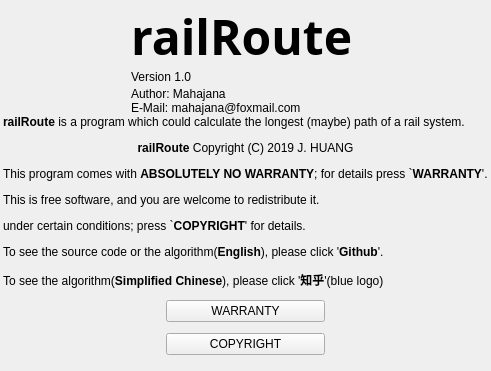
Above: about.ui from novolife/railRoute before the change. Below: the same form after it.
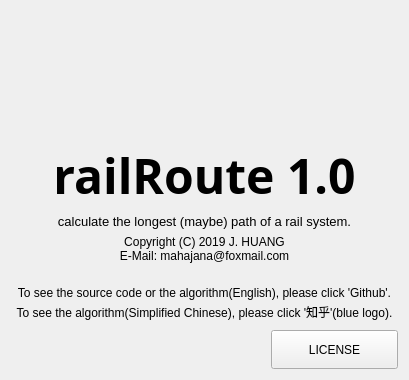
That is the form after the change. Icons and pictures are not drawn. Custom widgets are drawn as their Qt base class.

Patch:
```diff
--- a/about.ui
+++ b/about.ui
@@ -9,12 +9,12 @@
    <rect>
     <x>0</x>
     <y>0</y>
-    <width>486</width>
-    <height>371</height>
+    <width>409</width>
+    <height>380</height>
    </rect>
   </property>
   <property name="sizePolicy">
-   <sizepolicy hsizetype="Preferred" vsizetype="Preferred">
+   <sizepolicy hsizetype="Fixed" vsizetype="Fixed">
     <horstretch>0</horstretch>
     <verstretch>0</verstretch>
    </sizepolicy>
@@ -27,49 +27,38 @@
   <property name="windowTitle">
    <string>About</string>
   </property>
-  <layout class="QVBoxLayout" name="verticalLayout_5">
-   <property name="spacing">
-    <number>0</number>
-   </property>
-   <property name="leftMargin">
-    <number>3</number>
-   </property>
-   <property name="topMargin">
-    <number>3</number>
-   </property>
-   <property name="rightMargin">
-    <number>3</number>
-   </property>
-   <property name="bottomMargin">
-    <number>3</number>
-   </property>
+  <property name="windowIcon">
+   <iconset resource="res.qrc">
+    <normaloff>:/res/img/logo/logo.ico</normaloff>:/res/img/logo/logo.ico</iconset>
+  </property>
+  <layout class="QVBoxLayout" name="verticalLayout_3">
    <item>
-    <layout class="QVBoxLayout" name="verticalLayout_4">
+    <layout class="QVBoxLayout" name="verticalLayout">
      <property name="spacing">
-      <number>0</number>
+      <number>3</number>
      </property>
      <item>
-      <layout class="QHBoxLayout" name="horizontalLayout_2">
-       <property name="spacing">
-        <number>0</number>
-       </property>
-       <property name="bottomMargin">
-        <number>0</number>
-       </property>
+      <layout class="QHBoxLayout" name="horizontalLayout_6">
        <item>
         <widget class="QLabel" name="label">
          <property name="sizePolicy">
-          <sizepolicy hsizetype="Preferred" vsizetype="Preferred">
+          <sizepolicy hsizetype="Expanding" vsizetype="Expanding">
            <horstretch>0</horstretch>
            <verstretch>0</verstretch>
           </sizepolicy>
          </property>
-         <property name="maximumSize">
+         <property name="minimumSize">
           <size>
            <width>128</width>
            <height>128</height>
           </size>
          </property>
+         <property name="maximumSize">
+          <size>
+           <width>16777215</width>
+           <height>16777215</height>
+          </size>
+         </property>
          <property name="styleSheet">
           <string notr="true">image: url(:/res/img/logo/logo.png);</string>
          </property>
@@ -87,22 +76,10 @@
          </property>
         </widget>
        </item>
+      </layout>
+     </item>
        <item>
-        <layout class="QVBoxLayout" name="verticalLayout_3" stretch="1,10">
-         <property name="spacing">
-          <number>3</number>
-         </property>
-         <property name="bottomMargin">
-          <number>0</number>
-         </property>
-         <item>
-          <layout class="QVBoxLayout" name="verticalLayout">
-           <property name="spacing">
-            <number>0</number>
-           </property>
-           <property name="bottomMargin">
-            <number>0</number>
-           </property>
+      <layout class="QHBoxLayout" name="horizontalLayout_4">
            <item>
             <widget class="QLabel" name="railRoute">
              <property name="sizePolicy">
@@ -120,10 +97,10 @@
               </font>
              </property>
              <property name="text">
-              <string>railRoute</string>
+          <string>railRoute 1.0</string>
              </property>
              <property name="alignment">
-              <set>Qt::AlignLeading|Qt::AlignLeft|Qt::AlignTop</set>
+          <set>Qt::AlignHCenter|Qt::AlignTop</set>
              </property>
              <property name="margin">
               <number>0</number>
@@ -133,32 +110,40 @@
              </property>
             </widget>
            </item>
+      </layout>
+     </item>
            <item>
-            <widget class="QLabel" name="version">
-             <property name="sizePolicy">
-              <sizepolicy hsizetype="Minimum" vsizetype="Preferred">
-               <horstretch>0</horstretch>
-               <verstretch>0</verstretch>
-              </sizepolicy>
+      <widget class="QLabel" name="introlabel">
+       <property name="minimumSize">
+        <size>
+         <width>0</width>
+         <height>20</height>
+        </size>
+       </property>
+       <property name="font">
+        <font>
+         <pointsize>10</pointsize>
+        </font>
              </property>
              <property name="text">
-              <string>Version 1.0</string>
+        <string>calculate the longest (maybe) path of a rail system.</string>
              </property>
              <property name="alignment">
-              <set>Qt::AlignLeading|Qt::AlignLeft|Qt::AlignTop</set>
+        <set>Qt::AlignCenter</set>
              </property>
              <property name="textInteractionFlags">
-              <set>Qt::NoTextInteraction</set>
-             </property>
-            </widget>
-           </item>
-          </layout>
+        <set>Qt::TextSelectableByMouse</set>
+       </property>
+      </widget>
          </item>
          <item>
           <layout class="QVBoxLayout" name="verticalLayout_2">
            <property name="spacing">
             <number>0</number>
            </property>
+       <property name="bottomMargin">
+        <number>20</number>
+       </property>
            <item>
             <widget class="QLabel" name="author">
              <property name="sizePolicy">
@@ -168,7 +153,10 @@
               </sizepolicy>
              </property>
              <property name="text">
-              <string>Author: Mahajana</string>
+          <string>Copyright (C) 2019 J. HUANG</string>
+         </property>
+         <property name="alignment">
+          <set>Qt::AlignCenter</set>
              </property>
              <property name="textInteractionFlags">
               <set>Qt::TextSelectableByKeyboard|Qt::TextSelectableByMouse</set>
@@ -186,6 +174,9 @@
              <property name="text">
               <string>E-Mail: mahajana@foxmail.com</string>
              </property>
+         <property name="alignment">
+          <set>Qt::AlignCenter</set>
+         </property>
              <property name="textInteractionFlags">
               <set>Qt::TextSelectableByKeyboard|Qt::TextSelectableByMouse</set>
              </property>
@@ -193,46 +184,35 @@
            </item>
           </layout>
          </item>
-        </layout>
-       </item>
-      </layout>
-     </item>
      <item>
-      <widget class="QLabel" name="label_2">
-       <property name="sizePolicy">
-        <sizepolicy hsizetype="Preferred" vsizetype="Expanding">
-         <horstretch>0</horstretch>
-         <verstretch>0</verstretch>
-        </sizepolicy>
+      <widget class="QLabel" name="githubGuide">
+       <property name="text">
+        <string>To see the source code or the algorithm(English), please click 'Github'.</string>
        </property>
-       <property name="font">
-        <font>
-         <pointsize>10</pointsize>
-        </font>
+       <property name="alignment">
+        <set>Qt::AlignCenter</set>
        </property>
+      </widget>
+     </item>
+     <item>
+      <widget class="QLabel" name="zhihuGuide">
        <property name="text">
-        <string>&lt;html&gt;&lt;head/&gt;&lt;body&gt;&lt;p&gt;&lt;span style=&quot; font-size:9pt; font-weight:600;&quot;&gt;railRoute&lt;/span&gt;&lt;span style=&quot; font-size:9pt;&quot;&gt; is a program which could calculate the longest (maybe) path of a rail system.&lt;/span&gt;&lt;/p&gt;&lt;p align=&quot;center&quot;&gt;&lt;span style=&quot; font-size:9pt; font-weight:600;&quot;&gt;railRoute&lt;/span&gt;&lt;span style=&quot; font-size:9pt;&quot;&gt; Copyright (C) 2019 J. HUANG&lt;/span&gt;&lt;/p&gt;&lt;p&gt;&lt;span style=&quot; font-size:9pt;&quot;&gt;This program comes with &lt;/span&gt;&lt;span style=&quot; font-size:9pt; font-weight:600;&quot;&gt;ABSOLUTELY NO WARRANTY&lt;/span&gt;&lt;span style=&quot; font-size:9pt;&quot;&gt;; for details press `&lt;/span&gt;&lt;span style=&quot; font-size:9pt; font-weight:600;&quot;&gt;WARRANTY&lt;/span&gt;&lt;span style=&quot; font-size:9pt;&quot;&gt;'.&lt;/span&gt;&lt;/p&gt;&lt;p&gt;&lt;span style=&quot; font-size:9pt;&quot;&gt;This is free software, and you are welcome to redistribute it.&lt;/span&gt;&lt;/p&gt;&lt;p&gt;&lt;span style=&quot; font-size:9pt;&quot;&gt;under certain conditions; press `&lt;/span&gt;&lt;span style=&quot; font-size:9pt; font-weight:600;&quot;&gt;COPYRIGHT&lt;/span&gt;&lt;span style=&quot; font-size:9pt;&quot;&gt;' for details.&lt;/span&gt;&lt;/p&gt;&lt;p&gt;&lt;span style=&quot; font-size:9pt;&quot;&gt;To see the source code or the algorithm(&lt;/span&gt;&lt;span style=&quot; font-size:9pt; font-weight:600;&quot;&gt;English&lt;/span&gt;&lt;span style=&quot; font-size:9pt;&quot;&gt;), please click '&lt;/span&gt;&lt;span style=&quot; font-size:9pt; font-weight:600;&quot;&gt;Github&lt;/span&gt;&lt;span style=&quot; font-size:9pt;&quot;&gt;'.&lt;/span&gt;&lt;/p&gt;&lt;p&gt;&lt;span style=&quot; font-size:9pt;&quot;&gt;To see the algorithm(&lt;/span&gt;&lt;span style=&quot; font-size:9pt; font-weight:600;&quot;&gt;Simplified Chinese&lt;/span&gt;&lt;span style=&quot; font-size:9pt;&quot;&gt;), please click '&lt;/span&gt;&lt;span style=&quot; font-size:9pt; font-weight:600;&quot;&gt;知乎&lt;/span&gt;&lt;span style=&quot; font-size:9pt;&quot;&gt;'(blue logo)&lt;/span&gt;&lt;/p&gt;&lt;/body&gt;&lt;/html&gt;</string>
+        <string>To see the algorithm(Simplified Chinese), please click '知乎'(blue logo).</string>
        </property>
-       <property name="textInteractionFlags">
-        <set>Qt::LinksAccessibleByMouse</set>
+       <property name="alignment">
+        <set>Qt::AlignCenter</set>
        </property>
       </widget>
      </item>
      <item>
-      <layout class="QHBoxLayout" name="horizontalLayout">
-       <property name="spacing">
-        <number>3</number>
-       </property>
+      <layout class="QHBoxLayout" name="horizontalLayout_3">
        <property name="topMargin">
-        <number>3</number>
-       </property>
-       <property name="bottomMargin">
-        <number>3</number>
+        <number>6</number>
        </property>
        <item>
         <widget class="clickLabel" name="zhihuLabel">
          <property name="sizePolicy">
-          <sizepolicy hsizetype="Minimum" vsizetype="Preferred">
+          <sizepolicy hsizetype="Preferred" vsizetype="MinimumExpanding">
            <horstretch>0</horstretch>
            <verstretch>0</verstretch>
           </sizepolicy>
@@ -249,30 +229,15 @@
          <property name="margin">
           <number>0</number>
          </property>
-        </widget>
-       </item>
-       <item>
-        <layout class="QVBoxLayout" name="verticalLayout_6">
-         <item>
-          <widget class="QPushButton" name="warrantyButton">
-           <property name="text">
-            <string>WARRANTY</string>
-           </property>
-          </widget>
-         </item>
-         <item>
-          <widget class="QPushButton" name="copyrightButton">
-           <property name="text">
-            <string>COPYRIGHT</string>
-           </property>
-          </widget>
-         </item>
-        </layout>
+         <property name="indent">
+          <number>-1</number>
+         </property>
+        </widget>
        </item>
        <item>
         <widget class="clickLabel" name="githubLabel">
          <property name="sizePolicy">
-          <sizepolicy hsizetype="Minimum" vsizetype="Expanding">
+          <sizepolicy hsizetype="Preferred" vsizetype="Preferred">
            <horstretch>0</horstretch>
            <verstretch>0</verstretch>
           </sizepolicy>
@@ -294,6 +259,19 @@
          </property>
         </widget>
        </item>
+       <item>
+        <widget class="QPushButton" name="licenseButton">
+         <property name="sizePolicy">
+          <sizepolicy hsizetype="Preferred" vsizetype="Preferred">
+           <horstretch>0</horstretch>
+           <verstretch>0</verstretch>
+          </sizepolicy>
+         </property>
+         <property name="text">
+          <string>LICENSE</string>
+         </property>
+        </widget>
+       </item>
       </layout>
      </item>
     </layout>
```
Left out of the diff: 12 changed lines with no effect on the pictures. Lines whose indentation alone changed are shown as unchanged.
